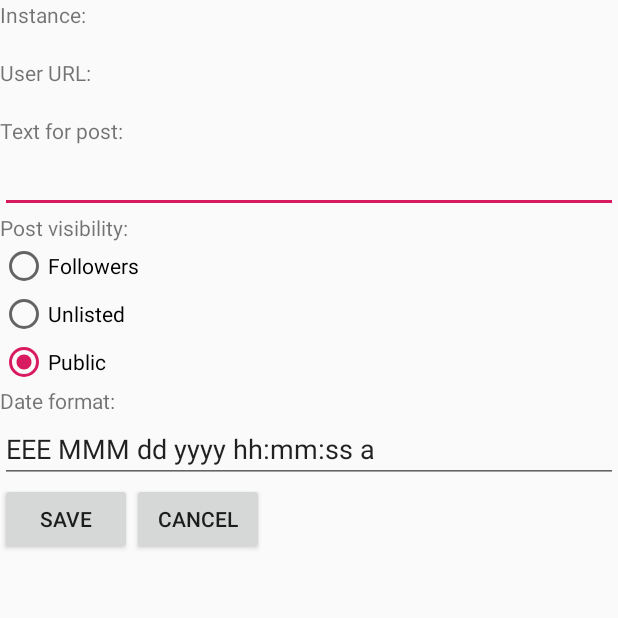
After one commit to pla1/FediPhoto, an Android app: the AccountActivity screen opened directly, with no data from a screen before it, on a phone screen of 412 x 824 dp, the top half of it. The commit adds this screen. Run offline under Robolectric (Android 15) with nearby library versions, the phone set to English and light mode, and no system bars; 1 statement that could not run was skipped.

Commit message:
Account settings work.

```diff
--- a/app/src/main/AndroidManifest.xml
+++ b/app/src/main/AndroidManifest.xml
@@ -27,6 +27,9 @@
             android:label="@string/settings"
             android:parentActivityName=".MainActivity" />
         <activity
+            android:name=".AccountActivity"
+            android:parentActivityName=".MainActivity" />
+        <activity
             android:name=".WebviewActivity"
             android:parentActivityName=".MainActivity" >
             <intent-filter>
--- /dev/null
+++ b/app/src/main/java/com/fediphoto/AccountActivity.java
@@ -0,0 +1,91 @@
+package com.fediphoto;
+
+import android.app.Activity;
+import android.content.Context;
+import android.os.Bundle;
+import android.view.View;
+import android.widget.Button;
+import android.widget.EditText;
+import android.widget.RadioButton;
+import android.widget.TextView;
+
+import com.google.gson.JsonArray;
+import com.google.gson.JsonElement;
+import com.google.gson.JsonObject;
+import com.google.gson.JsonParser;
+
+
+public class AccountActivity extends Activity {
+    private Context context = this;
+
+    @Override
+    protected void onCreate(Bundle savedInstanceState) {
+        super.onCreate(savedInstanceState);
+        setContentView(R.layout.activity_account);
+        JsonParser jsonParser = new JsonParser();
+        final JsonElement account = jsonParser.parse(getIntent().getStringExtra(MainActivity.Literals.account.name()));
+        TextView textViewInstance = findViewById(R.id.textViewInstance);
+        textViewInstance.setText(Utils.getProperty(account, MainActivity.Literals.instance.name()));
+        TextView textViewUserUrl = findViewById(R.id.textViewUserUrl);
+        textViewUserUrl.setText(Utils.getProperty(account, MainActivity.Literals.me.name()));
+        final EditText editTextText = findViewById(R.id.editTextText);
+        editTextText.setText(Utils.getProperty(account, MainActivity.Literals.text.name()));
+        final RadioButton radioVisibilityUnlisted = findViewById(R.id.radioVisibilityUnlisted);
+        final RadioButton radioVisibilityFollowers = findViewById(R.id.radioVisibilityFollowers);
+        final RadioButton radioVisibilityPublic = findViewById(R.id.radioVisibilityPublic);
+        if (MainActivity.Literals.followers.name().equals(Utils.getProperty(account, MainActivity.Literals.visibility.name()))) {
+            radioVisibilityFollowers.setChecked(true);
+        }
+        if (MainActivity.Literals.unlisted.name().equals(Utils.getProperty(account, MainActivity.Literals.visibility.name()))) {
+            radioVisibilityUnlisted.setChecked(true);
+        }
+        if (MainActivity.Literals.PUBLIC.name().equals(Utils.getProperty(account, MainActivity.Literals.visibility.name()))) {
+            radioVisibilityPublic.setChecked(true);
+        }
+        final EditText editTextDateFormat = findViewById(R.id.editTextText);
+        editTextDateFormat.setText(Utils.getProperty(account, MainActivity.Literals.dateFormat.name()));
+        Button buttonSave = findViewById(R.id.buttonSave);
+        Button buttonCancel = findViewById(R.id.buttonCancel);
+        buttonCancel.setOnClickListener(new View.OnClickListener() {
+            @Override
+            public void onClick(View view) {
+                finish();
+            }
+        });
+        buttonSave.setOnClickListener(new View.OnClickListener() {
+            @Override
+            public void onClick(View view) {
+                JsonObject accountJsonObject = account.getAsJsonObject();
+                accountJsonObject.addProperty(MainActivity.Literals.text.name(), editTextText.getText().toString());
+                accountJsonObject.addProperty(MainActivity.Literals.dateFormat.name(), editTextDateFormat.getText().toString());
+                if (radioVisibilityFollowers.isChecked()) {
+                    accountJsonObject.addProperty(MainActivity.Literals.visibility.name(), MainActivity.Literals.followers.name());
+                }
+                if (radioVisibilityPublic.isChecked()) {
+                    accountJsonObject.addProperty(MainActivity.Literals.visibility.name(), MainActivity.Literals.PUBLIC.name());
+                }
+                if (radioVisibilityUnlisted.isChecked()) {
+                    accountJsonObject.addProperty(MainActivity.Literals.visibility.name(), MainActivity.Literals.unlisted.name());
+                }
+                // TODO replace the correct array row
+                JsonObject settings = new JsonObject();
+                JsonArray jsonArray = new JsonArray();
+                jsonArray.add(account);
+                settings.add(MainActivity.Literals.accounts.name(), jsonArray);
+                Utils.writeSettings(context, settings);
+                finish();
+            }
+        });
+
+    }
+
+    @Override
+    protected void onResume() {
+        super.onResume();
+    }
+
+    @Override
+    protected void onPause() {
+        super.onPause();
+    }
+}
--- a/app/src/main/java/com/fediphoto/MainActivity.java
+++ b/app/src/main/java/com/fediphoto/MainActivity.java
@@ -89,7 +89,8 @@ public class MainActivity extends AppCompatActivity {
 
     public static enum Literals {
         client_name, redirect_uris, scopes, website, access_token, POST, urlString, authorization_code,
-        token, client_id, client_secret, redirect_uri, me, exipires_in, created_at, milliseconds, grant_type, code, accounts
+        token, client_id, client_secret, redirect_uri, me, exipires_in, created_at, milliseconds,
+        grant_type, code, accounts, account, instance, text, followers, visibility, unlisted, PUBLIC, dateFormat
     }
 
 
@@ -251,10 +252,15 @@ public class MainActivity extends AppCompatActivity {
         switch (item.getItemId()) {
             case R.id.accounts:
                 JsonObject settings = Utils.getSettings(context);
-                JsonElement accounts = settings.get("accounts");
+                JsonElement accounts = settings.get(Literals.accounts.name());
                 Log.i(TAG, String.format("Settings: \n%s", accounts.toString()));
                 if (accounts == null || accounts.getAsJsonArray().size() == 0) {
                     askForInstance();
+                } else {
+                    // TODO ask for multiple choice
+                    Intent intent = new Intent(context, AccountActivity.class);
+                    intent.putExtra(Literals.account.name(), settings.getAsJsonArray(Literals.accounts.name()).get(0).toString());
+                    startActivity(intent);
                 }
                 Log.i(TAG, "Accounts activity");
                 return true;
--- a/app/src/main/java/com/fediphoto/Utils.java
+++ b/app/src/main/java/com/fediphoto/Utils.java
@@ -185,5 +185,16 @@ public class Utils {
         }
         return null;
     }
+    public static String getProperty(JsonElement jsonElement, String propertyName) {
+        if (jsonElement == null) {
+            return "";
+        }
+        JsonElement property = jsonElement.getAsJsonObject().get(propertyName);
+        if (property != null && !property.isJsonNull()) {
+            return property.getAsString();
+        }
+        return "";
+    }
+
 
 }
--- /dev/null
+++ b/app/src/main/res/layout/activity_account.xml
@@ -0,0 +1,89 @@
+<LinearLayout xmlns:android="http://schemas.android.com/apk/res/android"
+    android:layout_width="match_parent"
+    android:layout_height="match_parent"
+    android:orientation="vertical">
+
+
+    <TextView
+        android:layout_width="match_parent"
+        android:layout_height="wrap_content"
+        android:text="Instance:" />
+
+    <TextView
+        android:id="@+id/textViewInstance"
+        android:layout_width="match_parent"
+        android:layout_height="wrap_content" />
+
+    <TextView
+        android:layout_width="match_parent"
+        android:layout_height="wrap_content"
+        android:text="User URL:" />
+
+    <TextView
+        android:id="@+id/textViewUserUrl"
+        android:layout_width="match_parent"
+        android:layout_height="wrap_content" />
+
+    <TextView
+        android:layout_width="match_parent"
+        android:layout_height="wrap_content"
+        android:text="Text for post:" />
+
+    <EditText
+        android:id="@+id/editTextText"
+        android:layout_width="match_parent"
+        android:layout_height="wrap_content" />
+
+    <TextView
+        android:layout_width="match_parent"
+        android:layout_height="wrap_content"
+        android:text="Post visibility:" />
+
+    <RadioGroup android:layout_width="match_parent" android:layout_height="wrap_content">
+        <RadioButton
+            android:layout_width="wrap_content"
+            android:layout_height="wrap_content"
+            android:id="@+id/radioVisibilityFollowers"
+            android:text="Followers"/>
+        <RadioButton
+            android:layout_width="wrap_content"
+            android:layout_height="wrap_content"
+            android:id="@+id/radioVisibilityUnlisted"
+            android:text="Unlisted"/>
+        <RadioButton
+            android:layout_width="wrap_content"
+            android:layout_height="wrap_content"
+            android:id="@+id/radioVisibilityPublic"
+            android:text="Public"
+            android:checked="true"/>
+
+    </RadioGroup>
+    <TextView
+        android:layout_width="match_parent"
+        android:layout_height="wrap_content"
+        android:text="Date format:" />
+
+    <EditText
+        android:id="@+id/editTextDateFormat"
+        android:layout_width="match_parent"
+        android:layout_height="wrap_content"
+        android:text="EEE MMM dd yyyy hh:mm:ss a"/>
+
+    <LinearLayout
+        android:layout_width="match_parent"
+        android:layout_height="wrap_content"
+        android:orientation="horizontal">
+
+        <Button
+            android:layout_width="wrap_content"
+            android:layout_height="wrap_content"
+            android:text="Save"
+            android:id="@+id/buttonSave"/>
+
+        <Button
+            android:layout_width="wrap_content"
+            android:layout_height="wrap_content"
+            android:text="Cancel"
+            android:id="@+id/buttonCancel"/>
+    </LinearLayout>
+</LinearLayout>
```
